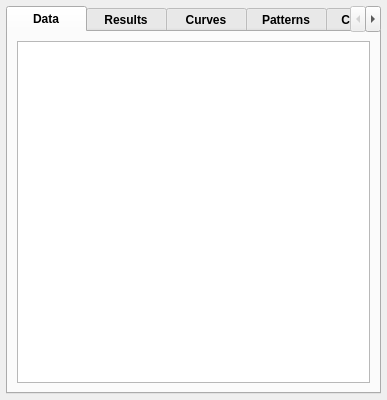
Old version of the form ui/qgisred_elementproperties_dialog.ui in the repository qgisred/QGISRed.
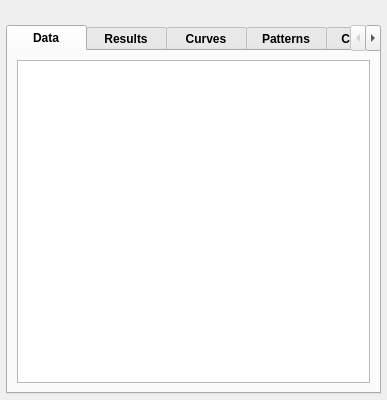
New version of the form. Custom widgets are drawn as their Qt base class.

```diff
--- a/ui/qgisred_elementproperties_dialog.ui
+++ b/ui/qgisred_elementproperties_dialog.ui
@@ -52,6 +52,20 @@
     <property name="bottomMargin">
      <number>6</number>
     </property>
+    <item>
+     <widget class="QLabel" name="labelFoundElement">
+      <property name="font">
+       <font>
+        <pointsize>8</pointsize>
+        <weight>50</weight>
+        <bold>false</bold>
+       </font>
+      </property>
+      <property name="text">
+       <string/>
+      </property>
+     </widget>
+    </item>
     <item>
      <widget class="QTabWidget" name="tabWidget">
       <property name="styleSheet">
```
